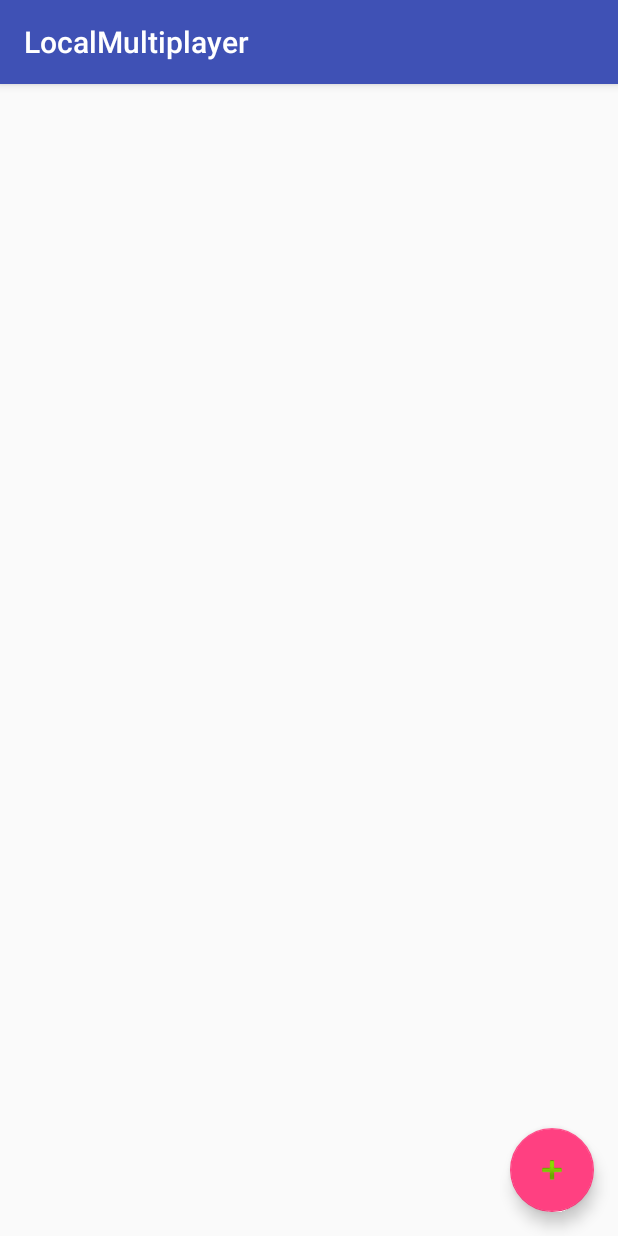
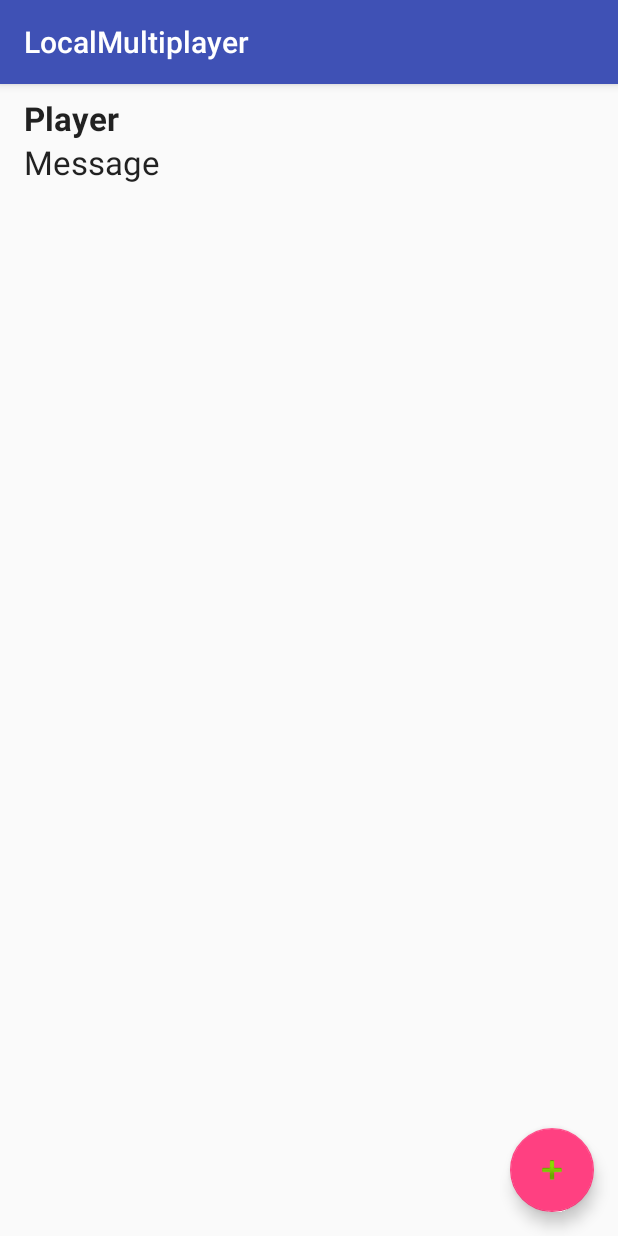
Before and after one commit to Nitschi/hackathon2018, an Android app: the screen it shows after launch (LocalMultiplayer), on a phone screen of 412 x 824 dp. Run offline under Robolectric (Android 15) with nearby library versions, the phone set to English and light mode, and no system bars; 2 statements that could not run were skipped.

Commit message:
Changed view for list and game

```diff
--- a/app/src/main/res/layout/content_local_multiplayer.xml
+++ b/app/src/main/res/layout/content_local_multiplayer.xml
@@ -8,9 +8,43 @@
     tools:context="com.beertastic.beertastic.LocalMultiplayer"
     tools:showIn="@layout/activity_local_multiplayer">
 
-    <ListView
-        android:id="@+id/listview_players"
+    <LinearLayout
         android:layout_width="match_parent"
-        android:layout_height="match_parent" />
+        android:layout_height="match_parent"
+        android:orientation="vertical">
+        <LinearLayout
+            android:layout_width="match_parent"
+            android:layout_height="wrap_content"
+            android:orientation="vertical"
+            android:minHeight="?attr/listPreferredItemHeight"
+            android:mode="twoLine"
+            android:paddingStart="?android:listPreferredItemPaddingStart"
+            android:paddingEnd="?android:listPreferredItemPaddingEnd">
+
+            <TextView android:id="@+id/activeplayer"
+                android:layout_width="match_parent"
+                android:layout_height="wrap_content"
+                android:layout_marginTop="8dp"
+                android:textAppearance="?attr/textAppearanceListItem"
+                android:text="Player"
+                android:textStyle="bold"
+                style="@android:style/TextAppearance.Large"/>
+
+            <TextView android:id="@+id/gamemessage"
+                android:layout_width="match_parent"
+                android:layout_height="wrap_content"
+                android:textAppearance="?attr/textAppearanceListItemSecondary"
+                android:text="Message"
+                style="@android:style/TextAppearance.Large"/>
+
+        </LinearLayout>
+
+        <ListView
+            android:id="@+id/listview_players"
+            android:layout_width="match_parent"
+            android:layout_height="wrap_content" />
+
+    </LinearLayout>
+
 
 </android.support.constraint.ConstraintLayout>
```
